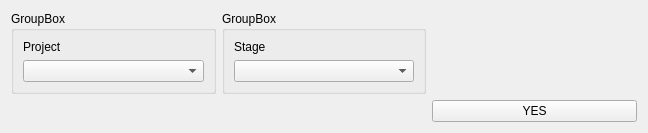
First picture: the form in UI/datachoose.ui, repository zhanghaotian-T/HomeWork, before the edit.
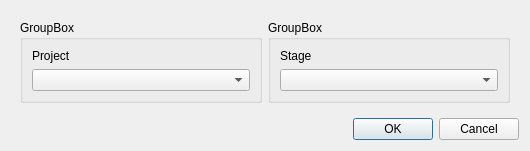
Second picture: the form after the edit.

```diff
--- a/UI/datachoose.ui
+++ b/UI/datachoose.ui
@@ -1,62 +1,71 @@
 <?xml version="1.0" encoding="UTF-8"?>
 <ui version="4.0">
- <class>Form</class>
- <widget class="QWidget" name="Form">
+ <class>Dialog</class>
+ <widget class="QDialog" name="Dialog">
   <property name="geometry">
    <rect>
     <x>0</x>
     <y>0</y>
-    <width>648</width>
-    <height>117</height>
+    <width>530</width>
+    <height>135</height>
    </rect>
   </property>
   <property name="windowTitle">
    <string>Form</string>
   </property>
-  <layout class="QGridLayout" name="gridLayout">
-   <item row="0" column="1">
-    <widget class="QGroupBox" name="groupBox_2">
-     <property name="title">
-      <string>GroupBox</string>
-     </property>
-     <layout class="QVBoxLayout" name="verticalLayout">
+  <layout class="QVBoxLayout" name="verticalLayout_3">
+   <item>
+    <widget class="QWidget" name="widget" native="true">
+     <layout class="QHBoxLayout" name="horizontalLayout">
       <item>
-       <widget class="QLabel" name="label_2">
-        <property name="text">
-         <string>Stage</string>
+       <widget class="QGroupBox" name="groupBox">
+        <property name="title">
+         <string>GroupBox</string>
         </property>
+        <layout class="QVBoxLayout" name="verticalLayout_2">
+         <item>
+          <widget class="QLabel" name="label">
+           <property name="text">
+            <string>Project</string>
+           </property>
+          </widget>
+         </item>
+         <item>
+          <widget class="QComboBox" name="comboBox"/>
+         </item>
+        </layout>
        </widget>
       </item>
       <item>
-       <widget class="QComboBox" name="comboBox_2"/>
+       <widget class="QGroupBox" name="groupBox_2">
+        <property name="title">
+         <string>GroupBox</string>
+        </property>
+        <layout class="QVBoxLayout" name="verticalLayout">
+         <item>
+          <widget class="QLabel" name="label_3">
+           <property name="text">
+            <string>Stage</string>
+           </property>
+          </widget>
+         </item>
+         <item>
+          <widget class="QComboBox" name="comboBox_2"/>
+         </item>
+        </layout>
+       </widget>
       </item>
      </layout>
     </widget>
    </item>
-   <item row="1" column="2">
-    <widget class="QPushButton" name="pushButton">
-     <property name="text">
-      <string>YES</string>
+   <item>
+    <widget class="QDialogButtonBox" name="buttonBox">
+     <property name="orientation">
+      <enum>Qt::Horizontal</enum>
      </property>
-    </widget>
-   </item>
-   <item row="0" column="0">
-    <widget class="QGroupBox" name="groupBox">
-     <property name="title">
-      <string>GroupBox</string>
+     <property name="standardButtons">
+      <set>QDialogButtonBox::Cancel|QDialogButtonBox::Ok</set>
      </property>
-     <layout class="QVBoxLayout" name="verticalLayout_2">
-      <item>
-       <widget class="QLabel" name="label">
-        <property name="text">
-         <string>Project</string>
-        </property>
-       </widget>
-      </item>
-      <item>
-       <widget class="QComboBox" name="comboBox"/>
-      </item>
-     </layout>
     </widget>
    </item>
   </layout>
```
Left out of the diff: 37 changed lines with no effect on the pictures.
